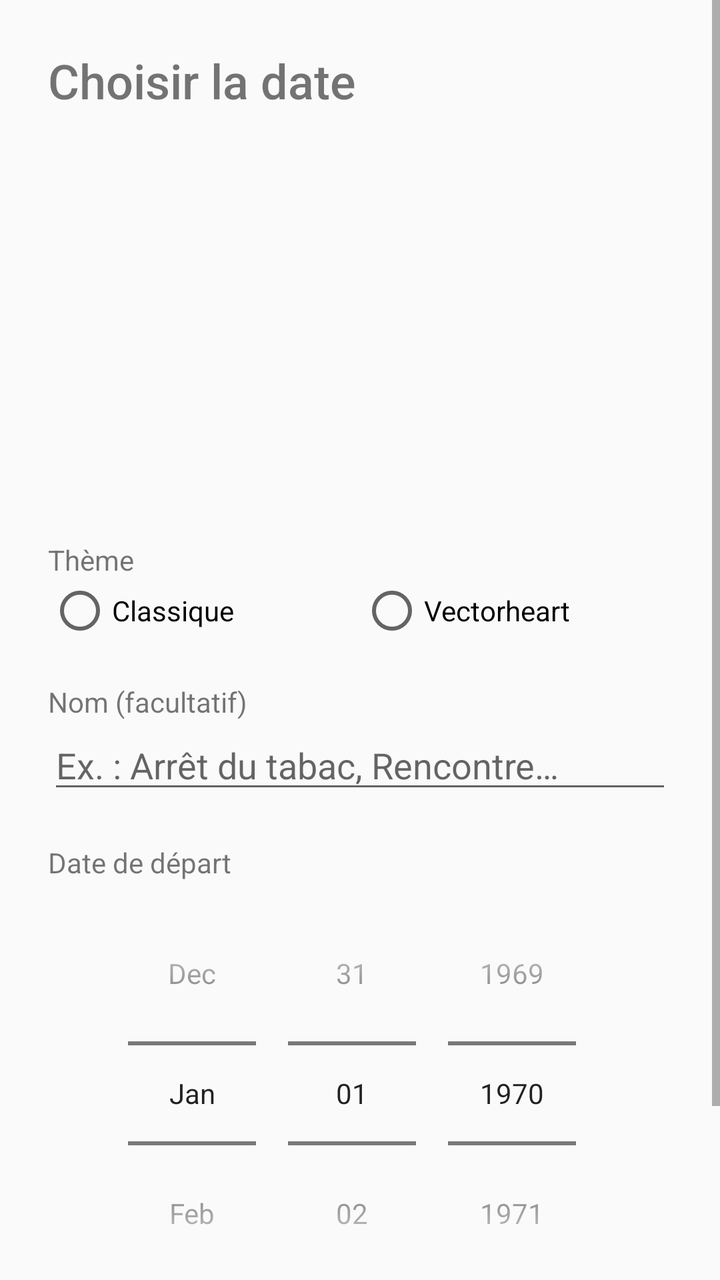
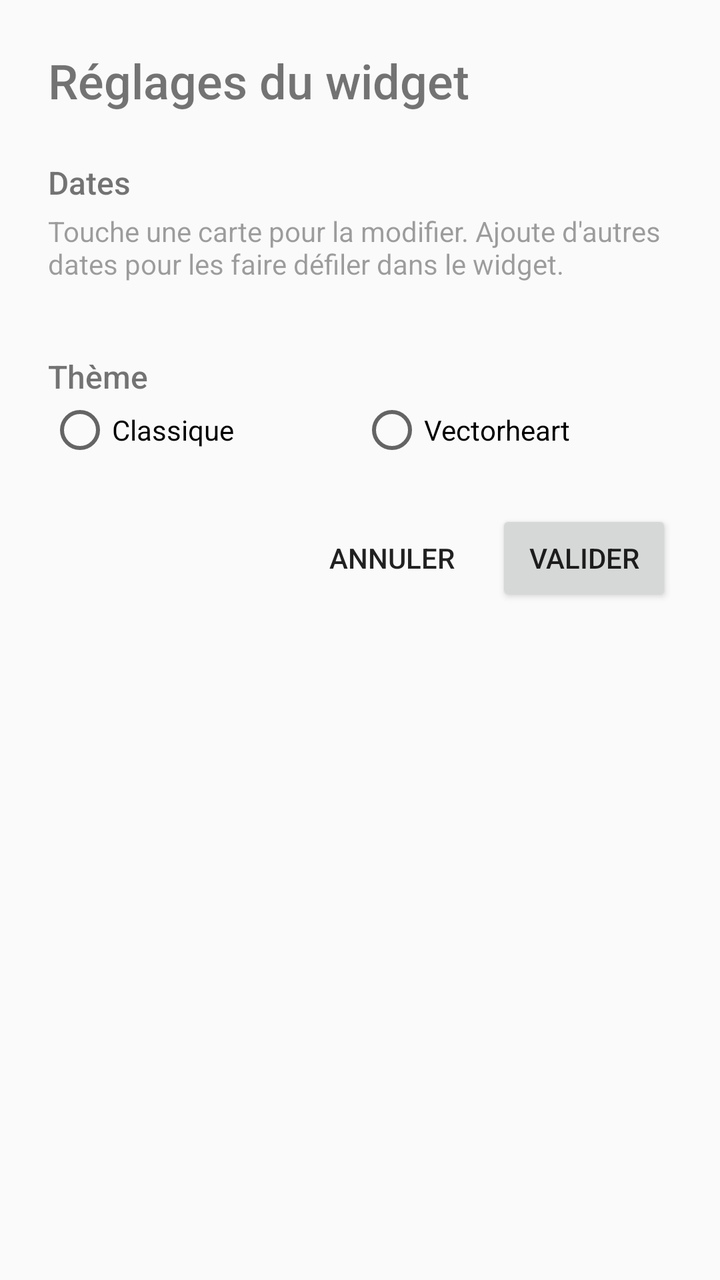

Screens rendered from an Android XML layout before and after an edit, with the pre-edit source and the edit as a unified diff.
<!-- AndroidManifest.xml: application theme AppTheme -->
<!-- res/layout/activity_config.xml -->
<?xml version="1.0" encoding="utf-8"?>
<ScrollView xmlns:android="http://schemas.android.com/apk/res/android"
    android:layout_width="match_parent"
    android:layout_height="match_parent"
    android:fitsSystemWindows="true">

    <LinearLayout
        android:layout_width="match_parent"
        android:layout_height="wrap_content"
        android:orientation="vertical"
        android:padding="24dp">

        <TextView
            android:layout_width="wrap_content"
            android:layout_height="wrap_content"
            android:fontFamily="sans-serif-medium"
            android:text="@string/config_title"
            android:textSize="24sp" />

        
        <FrameLayout
            android:id="@+id/preview_container"
            android:layout_width="170dp"
            android:layout_height="170dp"
            android:layout_gravity="center_horizontal"
            android:layout_marginTop="20dp" />

        <TextView
            android:layout_width="wrap_content"
            android:layout_height="wrap_content"
            android:layout_marginTop="24dp"
            android:text="@string/config_theme_title"
            android:textSize="14sp" />

        <RadioGroup
            android:id="@+id/theme_group"
            android:layout_width="match_parent"
            android:layout_height="wrap_content"
            android:orientation="horizontal">

            <RadioButton
                android:id="@+id/theme_classic"
                android:layout_width="0dp"
                android:layout_height="wrap_content"
                android:layout_weight="1"
                android:text="@string/theme_classic" />

            <RadioButton
                android:id="@+id/theme_vectorheart"
                android:layout_width="0dp"
                android:layout_height="wrap_content"
                android:layout_weight="1"
                android:text="@string/theme_vectorheart" />
        </RadioGroup>

        <TextView
            android:layout_width="wrap_content"
            android:layout_height="wrap_content"
            android:layout_marginTop="20dp"
            android:text="@string/config_label_title"
            android:textSize="14sp" />

        <EditText
            android:id="@+id/label_input"
            android:layout_width="match_parent"
            android:layout_height="wrap_content"
            android:hint="@string/config_label_hint"
            android:importantForAutofill="no"
            android:inputType="textCapSentences"
            android:maxLength="30"
            android:maxLines="1" />

        <TextView
            android:layout_width="wrap_content"
            android:layout_height="wrap_content"
            android:layout_marginTop="20dp"
            android:text="@string/config_date_title"
            android:textSize="14sp" />

        <DatePicker
            android:id="@+id/date_picker"
            android:layout_width="wrap_content"
            android:layout_height="wrap_content"
            android:layout_gravity="center_horizontal"
            android:calendarViewShown="false"
            android:datePickerMode="spinner" />

        <LinearLayout
            android:layout_width="match_parent"
            android:layout_height="wrap_content"
            android:layout_marginTop="16dp"
            android:gravity="end"
            android:orientation="horizontal">

            <Button
                android:id="@+id/cancel_button"
                style="?android:attr/borderlessButtonStyle"
                android:layout_width="wrap_content"
                android:layout_height="wrap_content"
                android:text="@string/config_cancel" />

            <Button
                android:id="@+id/save_button"
                android:layout_width="wrap_content"
                android:layout_height="wrap_content"
                android:layout_marginStart="8dp"
                android:text="@string/config_save" />
        </LinearLayout>
    </LinearLayout>
</ScrollView>
<!-- resources referenced by this layout -->
<resources>
  <string name="config_cancel">Annuler</string>
  <string name="config_date_title">Date de départ</string>
  <string name="config_label_hint">Ex. : Arrêt du tabac, Rencontre…</string>
  <string name="config_label_title">Nom (facultatif)</string>
  <string name="config_save">Valider</string>
  <string name="config_theme_title">Thème</string>
  <string name="config_title">Choisir la date</string>
  <string name="theme_classic">Classique</string>
  <string name="theme_vectorheart">Vectorheart</string>
  <style name="AppTheme" parent="android:Theme.Material.Light.NoActionBar">
          <item name="android:colorAccent">@color/brand</item>
          <item name="android:colorPrimary">@color/ic_launcher_bg</item>
          <item name="android:statusBarColor">@android:color/transparent</item>
          <item name="android:windowLightStatusBar">true</item>
      </style>
  <color name="brand">#FFB74D</color>
  <color name="ic_launcher_bg">#1E1E24</color>
</resources>

<!-- the commit's change to res/layout/activity_config.xml (unified diff, before → after) -->
@@ -8,34 +8,66 @@
         android:layout_width="match_parent"
         android:layout_height="wrap_content"
         android:orientation="vertical"
-        android:padding="24dp">
+        android:paddingTop="24dp"
+        android:paddingBottom="24dp">
 
         <TextView
             android:layout_width="wrap_content"
             android:layout_height="wrap_content"
+            android:layout_marginHorizontal="24dp"
             android:fontFamily="sans-serif-medium"
             android:text="@string/config_title"
             android:textSize="24sp" />
 
+        <TextView
+            android:layout_width="wrap_content"
+            android:layout_height="wrap_content"
+            android:layout_marginHorizontal="24dp"
+            android:layout_marginTop="24dp"
+            android:fontFamily="sans-serif-medium"
+            android:text="@string/config_dates_title"
+            android:textSize="16sp" />
+
+        <TextView
+            android:id="@+id/dates_hint"
+            android:layout_width="match_parent"
+            android:layout_height="wrap_content"
+            android:layout_marginHorizontal="24dp"
+            android:layout_marginTop="4dp"
+            android:alpha="0.7"
+            android:text="@string/config_dates_hint_single"
+            android:textSize="14sp" />
+
         
-        <FrameLayout
-            android:id="@+id/preview_container"
-            android:layout_width="170dp"
-            android:layout_height="170dp"
-            android:layout_gravity="center_horizontal"
-            android:layout_marginTop="20dp" />
+        <HorizontalScrollView
+            android:layout_width="match_parent"
+            android:layout_height="wrap_content"
+            android:layout_marginTop="12dp"
+            android:clipToPadding="false"
+            android:paddingHorizontal="20dp"
+            android:scrollbars="none">
+
+            <LinearLayout
+                android:id="@+id/cards_row"
+                android:layout_width="wrap_content"
+                android:layout_height="wrap_content"
+                android:orientation="horizontal" />
+        </HorizontalScrollView>
 
         <TextView
             android:layout_width="wrap_content"
             android:layout_height="wrap_content"
+            android:layout_marginHorizontal="24dp"
             android:layout_marginTop="24dp"
+            android:fontFamily="sans-serif-medium"
             android:text="@string/config_theme_title"
-            android:textSize="14sp" />
+            android:textSize="16sp" />
 
         <RadioGroup
             android:id="@+id/theme_group"
             android:layout_width="match_parent"
             android:layout_height="wrap_content"
+            android:layout_marginHorizontal="24dp"
             android:orientation="horizontal">
 
             <RadioButton
@@ -53,42 +85,11 @@
                 android:text="@string/theme_vectorheart" />
         </RadioGroup>
 
-        <TextView
-            android:layout_width="wrap_content"
-            android:layout_height="wrap_content"
-            android:layout_marginTop="20dp"
-            android:text="@string/config_label_title"
-            android:textSize="14sp" />
-
-        <EditText
-            android:id="@+id/label_input"
-            android:layout_width="match_parent"
-            android:layout_height="wrap_content"
-            android:hint="@string/config_label_hint"
-            android:importantForAutofill="no"
-            android:inputType="textCapSentences"
-            android:maxLength="30"
-            android:maxLines="1" />
-
-        <TextView
-            android:layout_width="wrap_content"
-            android:layout_height="wrap_content"
-            android:layout_marginTop="20dp"
-            android:text="@string/config_date_title"
-            android:textSize="14sp" />
-
-        <DatePicker
-            android:id="@+id/date_picker"
-            android:layout_width="wrap_content"
-            android:layout_height="wrap_content"
-            android:layout_gravity="center_horizontal"
-            android:calendarViewShown="false"
-            android:datePickerMode="spinner" />
-
         <LinearLayout
             android:layout_width="match_parent"
             android:layout_height="wrap_content"
-            android:layout_marginTop="16dp"
+            android:layout_marginHorizontal="24dp"
+            android:layout_marginTop="24dp"
             android:gravity="end"
             android:orientation="horizontal">
 
<!-- resource entries referenced after the edit -->
@@ -1,12 +1,11 @@
 <!-- resources referenced by this layout -->
 <resources>
   <string name="config_cancel">Annuler</string>
-  <string name="config_date_title">Date de départ</string>
-  <string name="config_label_hint">Ex. : Arrêt du tabac, Rencontre…</string>
-  <string name="config_label_title">Nom (facultatif)</string>
+  <string name="config_dates_hint_single">Touche une carte pour la modifier. Ajoute d\'autres dates pour les faire défiler dans le widget.</string>
+  <string name="config_dates_title">Dates</string>
   <string name="config_save">Valider</string>
   <string name="config_theme_title">Thème</string>
-  <string name="config_title">Choisir la date</string>
+  <string name="config_title">Réglages du widget</string>
   <string name="theme_classic">Classique</string>
   <string name="theme_vectorheart">Vectorheart</string>
   <style name="AppTheme" parent="android:Theme.Material.Light.NoActionBar">
